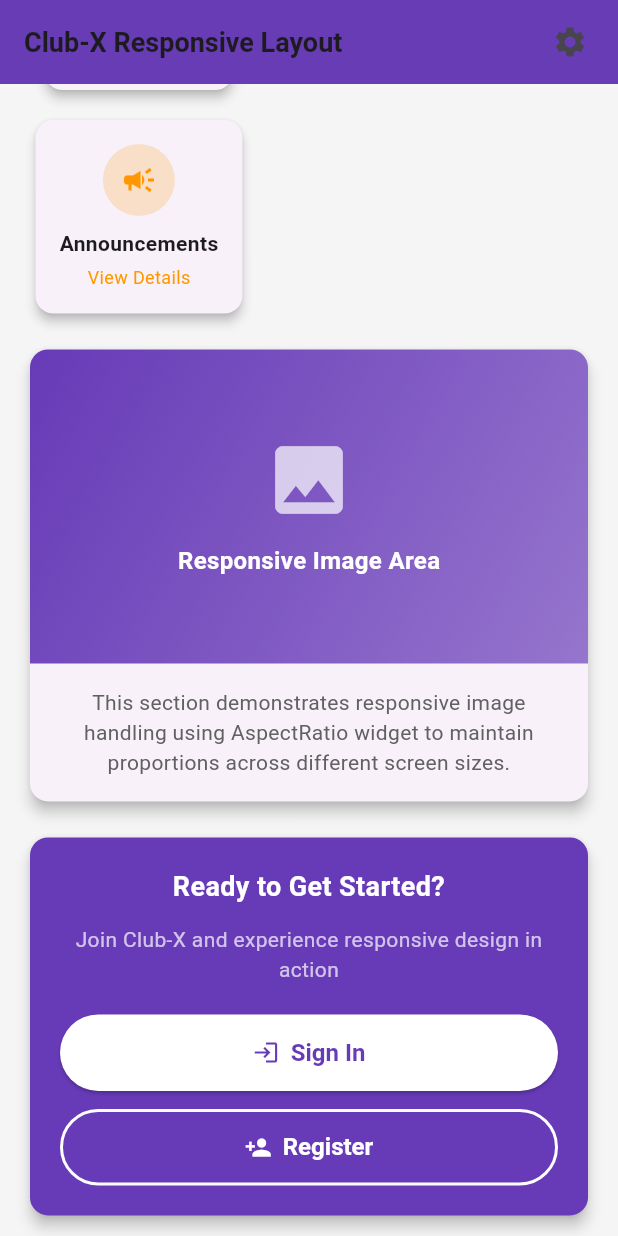
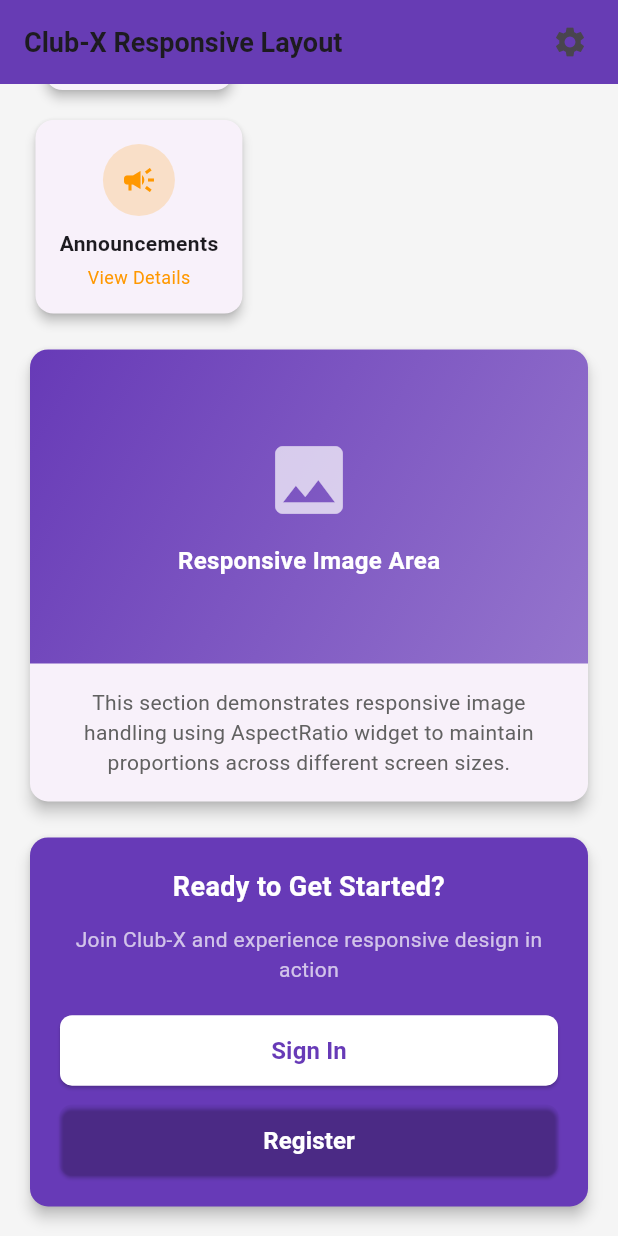
Before and after one commit to kalviumcommunity/S86-0126-Synapse-Building-Smart-Mobile-Experiences-with-Flutter-And-Firebase-Club-X, a Flutter app: the ResponsiveHome screen opened by its route, scrolled down 2552 dp, on a phone screen of 412 x 824 dp. Run offline on Flutter 3.47's test engine with Material 3 defaults, Android fonts, the light colour scheme and no system bars; our stand-ins replace firebase_core, go_router; accounts and stored records are empty.

Commit message:
feat: custom widgets

```diff
--- a/club_x/lib/main.dart
+++ b/club_x/lib/main.dart
@@ -6,6 +6,7 @@ import 'screens/widget_tree_demo.dart';
 import 'screens/scrollable_views.dart';
 import 'screens/user_input_form.dart';
 import 'screens/state_management_demo.dart';
+import 'screens/custom_widgets_demo.dart';
 
 final GoRouter router = GoRouter(
   routes: [
@@ -39,6 +40,11 @@ final GoRouter router = GoRouter(
       name: 'state-management',
       builder: (context, state) => const StateManagementDemo(),
     ),
+    GoRoute(
+      path: '/custom-widgets',
+      name: 'custom-widgets',
+      builder: (context, state) => const CustomWidgetsDemo(),
+    ),
   ],
 );
 
--- a/club_x/lib/screens/responsive_home.dart
+++ b/club_x/lib/screens/responsive_home.dart
@@ -1,4 +1,6 @@
 import 'package:flutter/material.dart';
+import '../widgets/custom_button.dart';
+import '../widgets/info_card.dart';
 
 /// A responsive home screen that adapts to different screen sizes and orientations
 /// Demonstrates the use of MediaQuery, LayoutBuilder, and flexible widgets
@@ -414,36 +416,26 @@ class ResponsiveHome extends StatelessWidget {
             ),
             SizedBox(height: isTablet ? 24 : 20),
 
-            // Responsive button layout
+            // Responsive button layout using CustomButton
             isTablet
                 ? Row(
                     mainAxisAlignment: MainAxisAlignment.center,
                     children: [
                       Flexible(
-                        child: ElevatedButton.icon(
+                        child: CustomButton(
+                          label: 'Sign In',
+                          backgroundColor: Colors.white,
+                          textColor: Colors.deepPurple,
                           onPressed: () {},
-                          icon: const Icon(Icons.login),
-                          label: const Text('Sign In'),
-                          style: ElevatedButton.styleFrom(
-                            backgroundColor: Colors.white,
-                            foregroundColor: Colors.deepPurple,
-                            padding: const EdgeInsets.symmetric(horizontal: 32, vertical: 16),
-                            textStyle: const TextStyle(fontSize: 16, fontWeight: FontWeight.bold),
-                          ),
                         ),
                       ),
                       const SizedBox(width: 16),
                       Flexible(
-                        child: OutlinedButton.icon(
+                        child: CustomButton(
+                          label: 'Register',
+                          backgroundColor: Colors.transparent,
+                          textColor: Colors.white,
                           onPressed: () {},
-                          icon: const Icon(Icons.person_add),
-                          label: const Text('Register'),
-                          style: OutlinedButton.styleFrom(
-                            foregroundColor: Colors.white,
-                            side: const BorderSide(color: Colors.white, width: 2),
-                            padding: const EdgeInsets.symmetric(horizontal: 32, vertical: 16),
-                            textStyle: const TextStyle(fontSize: 16, fontWeight: FontWeight.bold),
-                          ),
                         ),
                       ),
                     ],
@@ -451,28 +443,18 @@ class ResponsiveHome extends StatelessWidget {
                 : Column(
                     crossAxisAlignment: CrossAxisAlignment.stretch,
                     children: [
-                      ElevatedButton.icon(
+                      CustomButton(
+                        label: 'Sign In',
+                        backgroundColor: Colors.white,
+                        textColor: Colors.deepPurple,
                         onPressed: () {},
-                        icon: const Icon(Icons.login),
-                        label: const Text('Sign In'),
-                        style: ElevatedButton.styleFrom(
-                          backgroundColor: Colors.white,
-                          foregroundColor: Colors.deepPurple,
-                          padding: const EdgeInsets.symmetric(vertical: 16),
-                          textStyle: const TextStyle(fontSize: 16, fontWeight: FontWeight.bold),
-                        ),
                       ),
                       const SizedBox(height: 12),
-                      OutlinedButton.icon(
+                      CustomButton(
+                        label: 'Register',
+                        backgroundColor: Colors.transparent,
+                        textColor: Colors.white,
                         onPressed: () {},
-                        icon: const Icon(Icons.person_add),
-                        label: const Text('Register'),
-                        style: OutlinedButton.styleFrom(
-                          foregroundColor: Colors.white,
-                          side: const BorderSide(color: Colors.white, width: 2),
-                          padding: const EdgeInsets.symmetric(vertical: 16),
-                          textStyle: const TextStyle(fontSize: 16, fontWeight: FontWeight.bold),
-                        ),
                       ),
                     ],
                   ),
--- /dev/null
+++ b/club_x/lib/widgets/custom_button.dart
@@ -0,0 +1,39 @@
+import 'package:flutter/material.dart';
+
+class CustomButton extends StatelessWidget {
+  final String label;
+  final VoidCallback onPressed;
+  final Color backgroundColor;
+  final Color textColor;
+  final double borderRadius;
+
+  const CustomButton({
+    required this.label,
+    required this.onPressed,
+    this.backgroundColor = Colors.teal,
+    this.textColor = Colors.white,
+    this.borderRadius = 8.0,
+  });
+
+  @override
+  Widget build(BuildContext context) {
+    return ElevatedButton(
+      style: ElevatedButton.styleFrom(
+        backgroundColor: backgroundColor,
+        padding: const EdgeInsets.symmetric(horizontal: 24, vertical: 12),
+        shape: RoundedRectangleBorder(
+          borderRadius: BorderRadius.circular(borderRadius),
+        ),
+      ),
+      onPressed: onPressed,
+      child: Text(
+        label,
+        style: TextStyle(
+          color: textColor,
+          fontSize: 16,
+          fontWeight: FontWeight.w600,
+        ),
+      ),
+    );
+  }
+}
```
Also changed, not shown: club_x/lib/screens/custom_widgets_demo.dart (added, +105 -0 lines), club_x/lib/widgets/info_card.dart (added, +33 -0 lines), club_x/lib/widgets/like_button.dart (added, +31 -0 lines), 1 other file.
